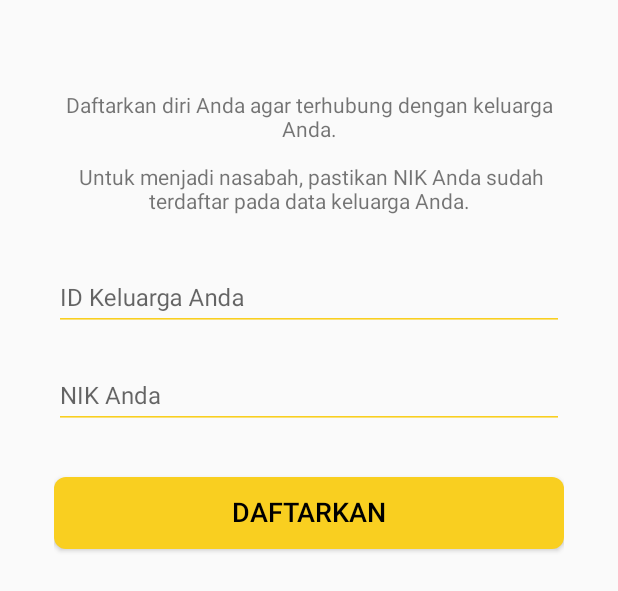
After one commit to antiblangsak/android, an Android app: the layout activity_daftar_nasabah_keluarga_terdaftar.xml on its own in the app's theme, with its tools: preview values and no code run, on a phone screen of 412 x 824 dp. The commit adds this screen. Shown: the top 591 px of the screen. Run offline under Robolectric (Android 15) with nearby library versions, the phone set to English and light mode, and no system bars.

Commit message:
worked flow for registering nasabah to registered family

```diff
--- a/app/src/main/res/layout/activity_daftar_nasabah.xml
+++ b/app/src/main/res/layout/activity_daftar_nasabah.xml
@@ -16,7 +16,7 @@
         android:orientation="vertical" >
 
         <RelativeLayout
-            android:id="@+id/btnDaftarAsNasabahNewFamily"
+            android:id="@+id/btnDaftarAsNasabahKeluargaBaru"
             android:layout_width="match_parent"
             android:layout_height="0dp"
             android:layout_weight="1"
@@ -35,7 +35,7 @@
         </RelativeLayout>
 
         <RelativeLayout
-            android:id="@+id/btnDaftarAsNasabahConnectFamily"
+            android:id="@+id/btnDaftarAsNasabahKeluargaTerdaftar"
             android:layout_width="match_parent"
             android:layout_height="0dp"
             android:layout_weight="1"
--- /dev/null
+++ b/app/src/main/res/layout/activity_daftar_nasabah_keluarga_terdaftar.xml
@@ -0,0 +1,89 @@
+<?xml version="1.0" encoding="utf-8"?>
+<android.support.constraint.ConstraintLayout xmlns:android="http://schemas.android.com/apk/res/android"
+    xmlns:app="http://schemas.android.com/apk/res-auto"
+    xmlns:tools="http://schemas.android.com/tools"
+    android:layout_width="match_parent"
+    android:layout_height="match_parent"
+    tools:context="com.antiblangsak.antiblangsak.DaftarNasabahKeluargaTerdaftarActivity">
+
+    <LinearLayout
+        android:id="@+id/mainLayout"
+        android:layout_width="match_parent"
+        android:layout_height="match_parent"
+        android:layout_marginTop="@dimen/margin_super"
+        android:layout_marginLeft="@dimen/margin_xxxl"
+        android:layout_marginRight="@dimen/margin_xxxl"
+        android:orientation="vertical"
+        android:descendantFocusability="beforeDescendants"
+        android:clickable="true"
+        android:focusable="true"
+        android:focusableInTouchMode="true">
+
+        <TextView
+            android:layout_width="match_parent"
+            android:layout_height="wrap_content"
+            android:layout_marginBottom="@dimen/margin_xxl"
+            android:text="@string/daftar_nasabah_keluarga_terdaftar_info"
+            android:textAlignment="center"/>
+
+        <android.support.design.widget.TextInputLayout
+            android:id="@+id/input_layout_keluarga_id"
+            android:layout_width="match_parent"
+            android:layout_height="wrap_content"
+            android:layout_marginBottom="@dimen/margin_md"
+            android:theme="@style/EditTextTheme">
+
+            <EditText
+                android:id="@+id/etKeluargaId"
+                android:layout_width="match_parent"
+                android:layout_height="wrap_content"
+                android:hint="@string/hint_keluarga_id"
+                android:inputType="number"
+                android:textSize="@dimen/input_text_size"
+                android:textCursorDrawable="@null"
+                android:backgroundTint="@color/color_main_yellow" />
+
+        </android.support.design.widget.TextInputLayout>
+
+        <android.support.design.widget.TextInputLayout
+            android:id="@+id/input_layout_nik"
+            android:layout_width="match_parent"
+            android:layout_height="wrap_content"
+            android:layout_marginBottom="@dimen/margin_md"
+            android:theme="@style/EditTextTheme">
+
+            <EditText
+                android:id="@+id/etNik"
+                android:layout_width="match_parent"
+                android:layout_height="wrap_content"
+                android:hint="@string/hint_nik"
+                android:inputType="number"
+                android:textSize="@dimen/input_text_size"
+                android:textCursorDrawable="@null"
+                android:backgroundTint="@color/color_main_yellow"
+                />
+        </android.support.design.widget.TextInputLayout>
+
+        <ProgressBar
+            android:visibility="gone"
+            android:id="@+id/pbDaftarkan"
+            android:layout_width="60dp"
+            android:layout_height="60dp"
+            android:layout_marginTop="@dimen/margin_xxxl"
+            android:indeterminateTint="@color/color_main_yellow"
+            android:indeterminate="true" />
+
+        <Button
+            android:id="@+id/btnDaftarkan"
+            android:layout_width="match_parent"
+            android:layout_height="wrap_content"
+            android:layout_marginTop="@dimen/margin_xl"
+            android:paddingBottom="@dimen/padding_xxs"
+            android:background="@drawable/shape_button"
+            android:text="@string/btn_daftarkan_string"
+            android:textColor="@color/color_main_black"
+            android:textSize="@dimen/button_font_size"/>
+
+    </LinearLayout>
+
+</android.support.constraint.ConstraintLayout>
--- a/app/src/main/res/values/strings.xml
+++ b/app/src/main/res/values/strings.xml
@@ -1,4 +1,5 @@
 <resources>
+    <!--PISAH-PISAHIN YA CUY STRINGNYA, SATU ACTIVITY SATU PART-->
     <string name="app_name">Antiblangsak</string>
 
     <string name="title_activity_login">LoginActivity</string>
@@ -9,6 +10,7 @@
     <string name="welcome">Welcome</string>
     <string name="register">Daftar Akun Baru</string>
     <string name="name">Fullname</string>
+
     <string name="hint_email">Email</string>
     <string name="hint_password">Password</string>
     <string name="hint_password_register">Kata Sandi (min. 8 karakter)</string>
@@ -43,4 +45,12 @@
 
     <string name="daftar_nasabah_option_keluarga_baru">KELUARGA BARU</string>
     <string name="daftar_nasabah_option_sudah_punya">SUDAH MEMPUNYAI\nKELUARGA TERDAFTAR</string>
+
+    <string name="daftar_nasabah_keluarga_terdaftar_info">
+        Daftarkan diri Anda agar terhubung dengan keluarga Anda.\n\n
+        Untuk menjadi nasabah, pastikan NIK Anda sudah terdaftar pada data keluarga Anda.
+    </string>
+    <string name="hint_keluarga_id">ID Keluarga Anda</string>
+    <string name="hint_nik">NIK Anda</string>
+    <string name="btn_daftarkan_string">Daftarkan</string>
 </resources>
--- a/app/src/main/res/values/styles.xml
+++ b/app/src/main/res/values/styles.xml
@@ -17,5 +17,8 @@
 
     <style name="AppTheme.PopupOverlay" parent="ThemeOverlay.AppCompat.Light" />
 
-
+    <style name="EditTextTheme" parent="Theme.AppCompat.Light.DarkActionBar">
+        <item name="colorControlActivated">@color/color_main_light_gray</item>
+        <item name="colorControlHighlight">@color/color_main_light_gray</item>
+    </style>
 </resources>
```
Also changed, not shown: app/src/main/AndroidManifest.xml (+5 -3 lines), app/src/main/java/com/antiblangsak/antiblangsak/DaftarNasabahActivity.java (+17 -0 lines), app/src/main/java/com/antiblangsak/antiblangsak/DaftarNasabahKeluargaTerdaftarActivity.java (added, +70 -0 lines).
